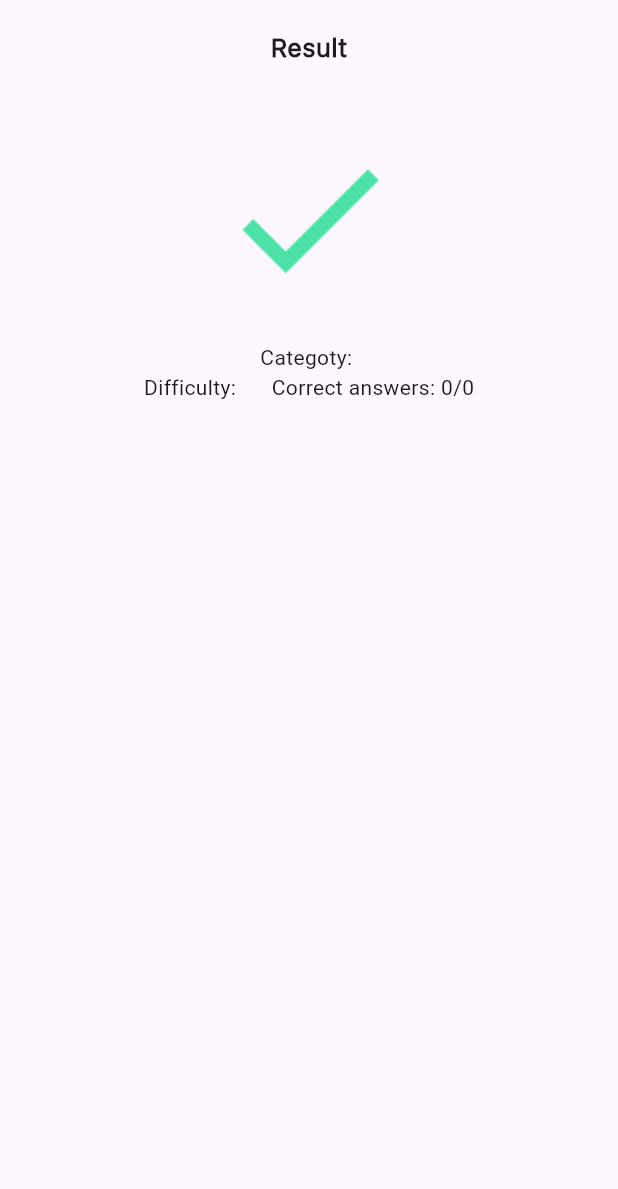
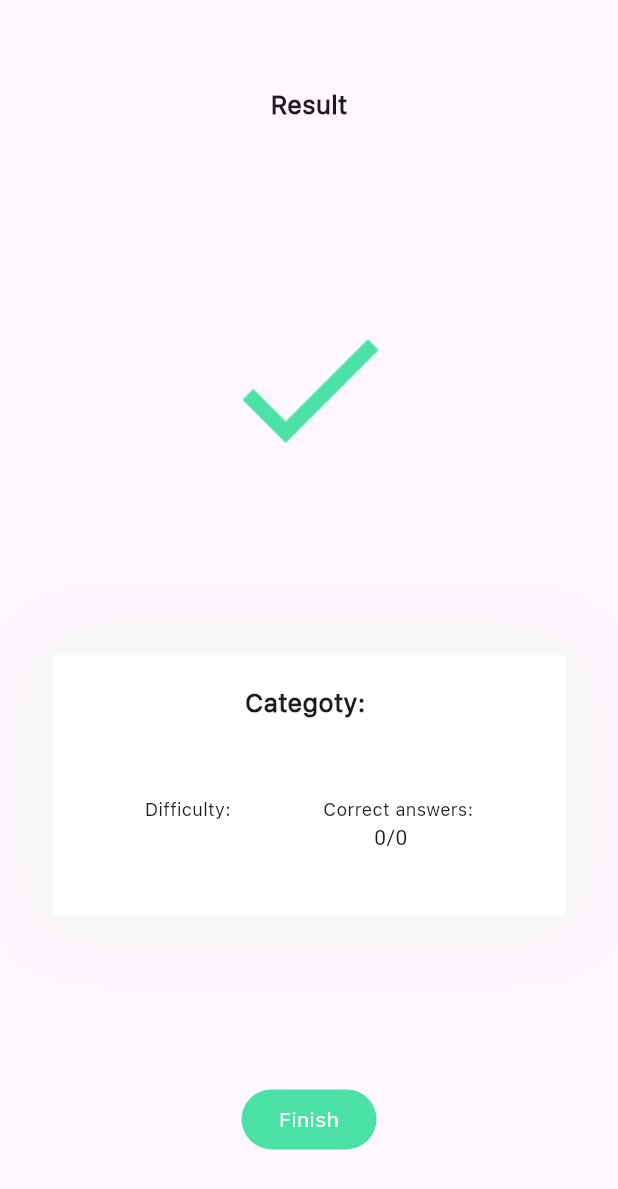
Before and after one commit to fluttberry/quiz_app_2, a Flutter app: the ResultPage screen opened directly with empty values, on a phone screen of 412 x 824 dp. Shown: the top 1189 px of the screen. Run offline on Flutter 3.47's test engine with Material 3 defaults, Android fonts, the phone set to English and light mode, and no system bars; our stand-ins replace shared_preferences; accounts and stored records are empty; network calls fail.

Commit message:
almost dene

```diff
--- a/lib/main.dart
+++ b/lib/main.dart
@@ -1,6 +1,6 @@
 import 'package:flutter/material.dart';
 import 'package:quiz_app_2/ui/home/quiz_home_page.dart';
-import 'package:shared_preferences/shared_preferences.dart';
+
 
 void main()async {
   runApp(const MyApp());
--- a/lib/ui/quiz_page.dart
+++ b/lib/ui/quiz_page.dart
@@ -106,7 +106,30 @@ class _QuizPageState extends State<QuizPage> {
                 },
               ),
             ),
-            InkWell(onTap: next, child: Text('Skip')),
+            Container(
+                  height: 40,
+                  width: 90,
+
+                  decoration: BoxDecoration(
+                    color: Color(0xffff6581),
+                    borderRadius: BorderRadius.circular(25),
+                  ),
+                  child: InkWell(
+                    onTap: next,
+                    child: Center(
+                      child: Text(
+                        'Skip',
+                        style: TextStyle(
+                          fontSize: 14,
+                          fontFamily: 'SFProText',
+                          fontWeight: FontWeight.w500,
+                          color: Colors.white,
+                        ),
+                      ),
+                    ),
+                  ),
+                ),
+                SizedBox(height: 50),
           ],
         ),
       ),
--- a/lib/ui/result_page.dart
+++ b/lib/ui/result_page.dart
@@ -15,21 +15,17 @@ class ResultPage extends StatelessWidget {
         body: Expanded(
           child: Center(
             child: Column(
+              mainAxisAlignment: MainAxisAlignment.spaceAround,
               children: [
-                Padding(
-                  padding: const EdgeInsets.all(20),
-                  child: Text(
+                Text(
                   'Result',
                   style: TextStyle(
                     fontSize: 17,
                     fontFamily: 'SFProText',
-                      fontWeight: FontWeight.bold,
-                    ),
+                    fontWeight: FontWeight.w600,
                   ),
                 ),
                 Center(
-                  child: Padding(
-                    padding: const EdgeInsets.all(20),
                   child: Container(
                     alignment: Alignment.center,
                     height: 124,
@@ -37,23 +33,92 @@ class ResultPage extends StatelessWidget {
                     child: Image.asset('assets/icons/Done.png'),
                   ),
                 ),
+                Container(
+                  decoration: BoxDecoration(
+                    color: Colors.white,
+                    boxShadow: [
+                      BoxShadow(
+                        color: Colors.grey.shade100,
+                        spreadRadius: 20,
+                        blurRadius: 50,
                       ),
-                Container(
+                    ],
+                  ),
+                  height: 174,
+                  width: 342,
                   child: Column(
-                    children: [Text('Categoty: ${historyModel.category}'),
+                    children: [
+                      Padding(
+                        padding: const EdgeInsets.all(20),
+                        child: Text(
+                          'Categoty: ${historyModel.category}',
+                          style: TextStyle(
+                            fontSize: 17,
+                            fontFamily: 'SFProText',
+                            fontWeight: FontWeight.w700,
+                          ),
+                        ),
+                      ),
+                      SizedBox(height: 30),
                       Row(
-                      mainAxisAlignment: MainAxisAlignment.center,
+                        mainAxisAlignment: MainAxisAlignment.spaceEvenly,
                         children: [
-                      Text('Difficulty: ${historyModel.difficulty}'), SizedBox(width: 20,),
                           Text(
-                  'Correct answers: ${historyModel.correctAnswer}/${historyModel.totalAnswer}',
+                            'Difficulty:',
+                            style: TextStyle(
+                              fontSize: 12,
+                              fontFamily: 'SFProText',
+                              fontWeight: FontWeight.w300,
                             ),
-                    ],),
+                          ),
+
+                          Text(
+                            'Correct answers:',
+                            style: TextStyle(
+                              fontSize: 12,
+                              fontFamily: 'SFProText',
+                              fontWeight: FontWeight.w300,
+                            ),
+                          ),
+                        ],
+                      ),
+                      Row(
+                        mainAxisAlignment: MainAxisAlignment.spaceEvenly,
+                        children: [
+                          Text('${historyModel.difficulty}'),
+
+                          Text(
+                            ' ${historyModel.correctAnswer}/${historyModel.totalAnswer}',
+                          ),
+                        ],
+                      ),
                     ],
                   ),
                 ),
 
+                Container(
+                  height: 40,
+                  width: 90,
 
+                  decoration: BoxDecoration(
+                    color: Color(0xff4ce2a7),
+                    borderRadius: BorderRadius.circular(25),
+                  ),
+                  child: InkWell(
+                    onTap: () {},
+                    child: Center(
+                      child: Text(
+                        'Finish',
+                        style: TextStyle(
+                          fontSize: 14,
+                          fontFamily: 'SFProText',
+                          fontWeight: FontWeight.w500,
+                          color: Colors.white,
+                        ),
+                      ),
+                    ),
+                  ),
+                ),
               ],
             ),
           ),
```
Lines whose indentation alone changed are shown as unchanged.
